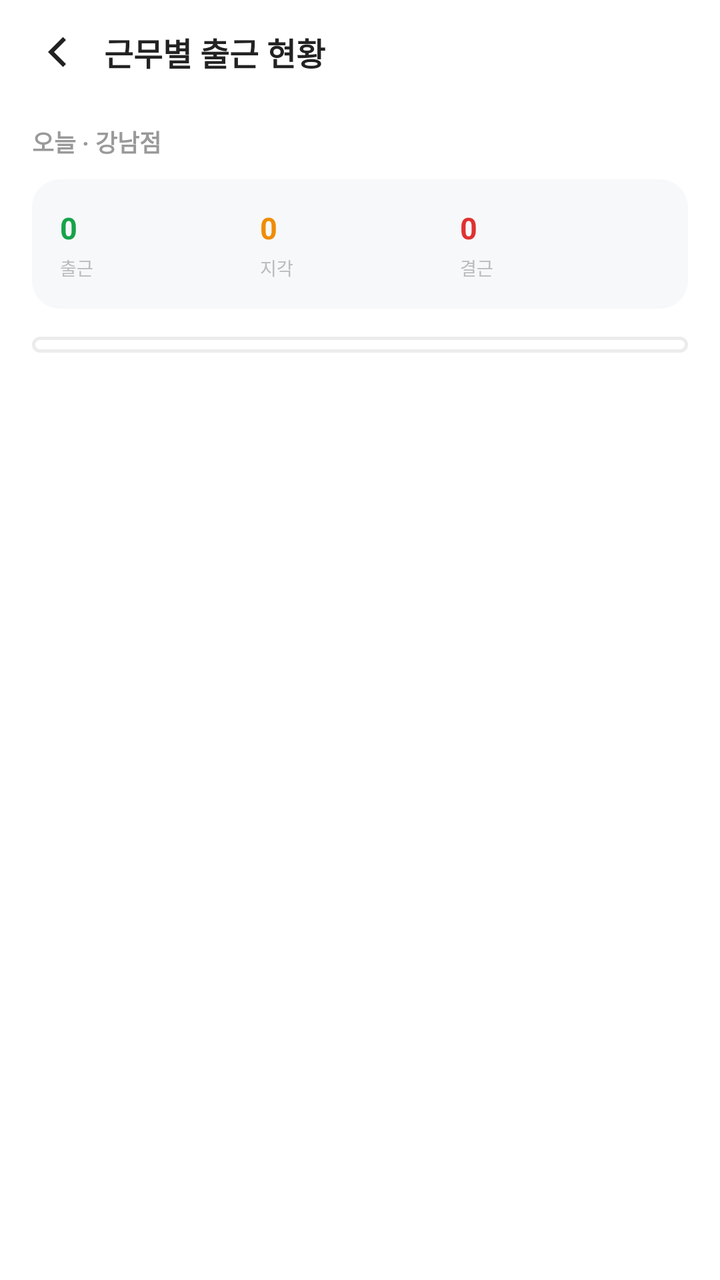
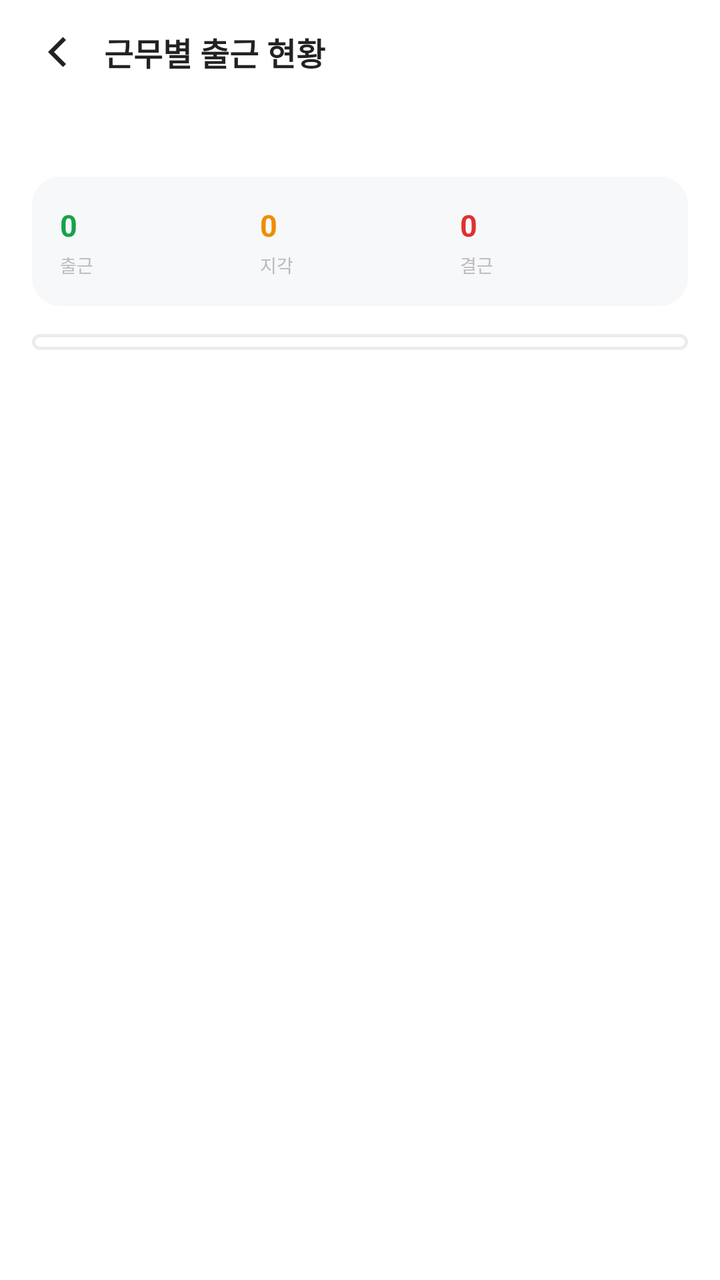

Compare the two renders of this Android layout. The source of the first and the diff that turns it into the second are given below.
<!-- AndroidManifest.xml: application theme Theme.PTManagerEmployer -->
<!-- res/layout/activity_shift_attendance.xml -->
<?xml version="1.0" encoding="utf-8"?>
<LinearLayout xmlns:android="http://schemas.android.com/apk/res/android"
    android:id="@+id/att_root"
    android:layout_width="match_parent"
    android:layout_height="match_parent"
    android:orientation="vertical"
    android:background="@color/white">

    <LinearLayout
        android:layout_width="match_parent"
        android:layout_height="wrap_content"
        android:orientation="horizontal"
        android:gravity="center_vertical"
        android:paddingHorizontal="8dp"
        android:paddingVertical="6dp">

        <ImageView
            android:id="@+id/btn_back"
            android:layout_width="40dp"
            android:layout_height="40dp"
            android:padding="8dp"
            android:src="@drawable/ic_back"
            android:background="?attr/selectableItemBackgroundBorderless"
            android:contentDescription="뒤로" />

        <TextView
            android:layout_width="wrap_content"
            android:layout_height="wrap_content"
            android:layout_marginStart="4dp"
            android:text="근무별 출근 현황"
            android:textColor="@color/text_primary"
            android:textSize="16sp"
            android:textStyle="bold" />
    </LinearLayout>

    <ScrollView
        android:layout_width="match_parent"
        android:layout_height="0dp"
        android:layout_weight="1">

        <LinearLayout
            android:layout_width="match_parent"
            android:layout_height="wrap_content"
            android:orientation="vertical"
            android:paddingHorizontal="16dp"
            android:paddingTop="10dp"
            android:paddingBottom="24dp">

            <TextView
                android:id="@+id/tv_date"
                android:layout_width="wrap_content"
                android:layout_height="wrap_content"
                android:text="오늘 · 강남점"
                android:textColor="@color/text_tertiary"
                android:textSize="12sp"
                android:textStyle="bold" />

            
            <LinearLayout
                android:layout_width="match_parent"
                android:layout_height="wrap_content"
                android:layout_marginTop="10dp"
                android:orientation="horizontal"
                android:background="@drawable/bg_soft_gray"
                android:padding="14dp"
                android:baselineAligned="false">

                <LinearLayout style="@style/SummaryCol">
                    <TextView android:id="@+id/tv_present" style="@style/SummaryNum" android:text="0" android:textColor="@color/accent_green" />
                    <TextView style="@style/SummaryLabel" android:text="출근" />
                </LinearLayout>

                <LinearLayout style="@style/SummaryCol">
                    <TextView android:id="@+id/tv_late" style="@style/SummaryNum" android:text="0" android:textColor="@color/warn_orange" />
                    <TextView style="@style/SummaryLabel" android:text="지각" />
                </LinearLayout>

                <LinearLayout style="@style/SummaryCol">
                    <TextView android:id="@+id/tv_absent" style="@style/SummaryNum" android:text="0" android:textColor="@color/accent_red" />
                    <TextView style="@style/SummaryLabel" android:text="결근" />
                </LinearLayout>
            </LinearLayout>

            
            <LinearLayout
                android:id="@+id/att_container"
                android:layout_width="match_parent"
                android:layout_height="wrap_content"
                android:layout_marginTop="14dp"
                android:orientation="vertical"
                android:background="@drawable/bg_card"
                android:divider="@drawable/divider_line"
                android:showDividers="middle"
                android:padding="4dp">

                <TextView
                    android:id="@+id/tv_att_empty"
                    android:layout_width="match_parent"
                    android:layout_height="wrap_content"
                    android:padding="16dp"
                    android:gravity="center"
                    android:text="오늘 예정된 근무가 없습니다."
                    android:textColor="@color/text_tertiary"
                    android:textSize="12sp"
                    android:visibility="gone" />
            </LinearLayout>
        </LinearLayout>
    </ScrollView>
</LinearLayout>
<!-- resources referenced by this layout -->
<resources>
  <color name="accent_green">#16A34A</color>
  <color name="accent_red">#E03131</color>
  <color name="text_primary">#222222</color>
  <color name="text_tertiary">#999999</color>
  <color name="warn_orange">#F08C00</color>
  <color name="white">#FFFFFFFF</color>
  <!-- drawable bg_card (drawable) -->
  <?xml version="1.0" encoding="utf-8"?>
  <shape xmlns:android="http://schemas.android.com/apk/res/android" android:shape="rectangle">
      <solid android:color="@color/white" />
      <corners android:radius="16dp" />
      <stroke android:width="1.5dp" android:color="@color/border" />
  </shape>
  <!-- drawable bg_soft_gray (drawable) -->
  <?xml version="1.0" encoding="utf-8"?>
  <shape xmlns:android="http://schemas.android.com/apk/res/android" android:shape="rectangle">
      <solid android:color="@color/surface_gray" />
      <corners android:radius="14dp" />
  </shape>
  <!-- drawable divider_line (drawable) -->
  <?xml version="1.0" encoding="utf-8"?>
  <shape xmlns:android="http://schemas.android.com/apk/res/android" android:shape="rectangle">
      <size android:height="1dp" />
      <solid android:color="@color/divider" />
  </shape>
  <!-- drawable ic_back (drawable) -->
  <vector xmlns:android="http://schemas.android.com/apk/res/android"
      android:width="24dp" android:height="24dp"
      android:viewportWidth="24" android:viewportHeight="24">
      <path android:fillColor="#222222"
          android:pathData="M15.5,4.5l-7.5,7.5l7.5,7.5l1.5,-1.5l-6,-6l6,-6z" />
  </vector>
  <style name="SummaryCol">
          <item name="android:layout_width">0dp</item>
          <item name="android:layout_height">wrap_content</item>
          <item name="android:layout_weight">1</item>
          <item name="android:orientation">vertical</item>
      </style>
  <style name="SummaryLabel">
          <item name="android:layout_width">wrap_content</item>
          <item name="android:layout_height">wrap_content</item>
          <item name="android:layout_marginTop">3dp</item>
          <item name="android:textColor">@color/text_hint</item>
          <item name="android:textSize">9sp</item>
      </style>
  <style name="SummaryNum">
          <item name="android:layout_width">wrap_content</item>
          <item name="android:layout_height">wrap_content</item>
          <item name="android:textColor">@color/text_primary</item>
          <item name="android:textSize">15sp</item>
          <item name="android:textStyle">bold</item>
      </style>
  <style name="Theme.PTManagerEmployer" parent="Base.Theme.PTManagerEmployer" />
  <color name="border">#ECECEC</color>
  <color name="surface_gray">#F7F8FA</color>
  <color name="divider">#F1F1F1</color>
  <color name="text_hint">#BBBBBB</color>
  <style name="Base.Theme.PTManagerEmployer" parent="Theme.Material3.Light.NoActionBar">
          <item name="colorPrimary">@color/brand</item>
          <item name="colorOnPrimary">@color/white</item>
          <item name="colorSurface">@color/white</item>
          <item name="colorOnSurface">@color/text_primary</item>
          <item name="android:colorBackground">@color/white</item>
          <item name="android:statusBarColor">@color/white</item>
          <item name="android:navigationBarColor">@color/white</item>
          <item name="android:windowLightStatusBar">true</item>
          <item name="android:windowLightNavigationBar" tools:targetApi="o_mr1">true</item>
      </style>
  <color name="brand">#7048E8</color>
</resources>

<!-- the commit's change to res/layout/activity_shift_attendance.xml (unified diff, before → after) -->
@@ -50,7 +50,7 @@
                 android:id="@+id/tv_date"
                 android:layout_width="wrap_content"
                 android:layout_height="wrap_content"
-                android:text="오늘 · 강남점"
+                android:text=""
                 android:textColor="@color/text_tertiary"
                 android:textSize="12sp"
                 android:textStyle="bold" />
